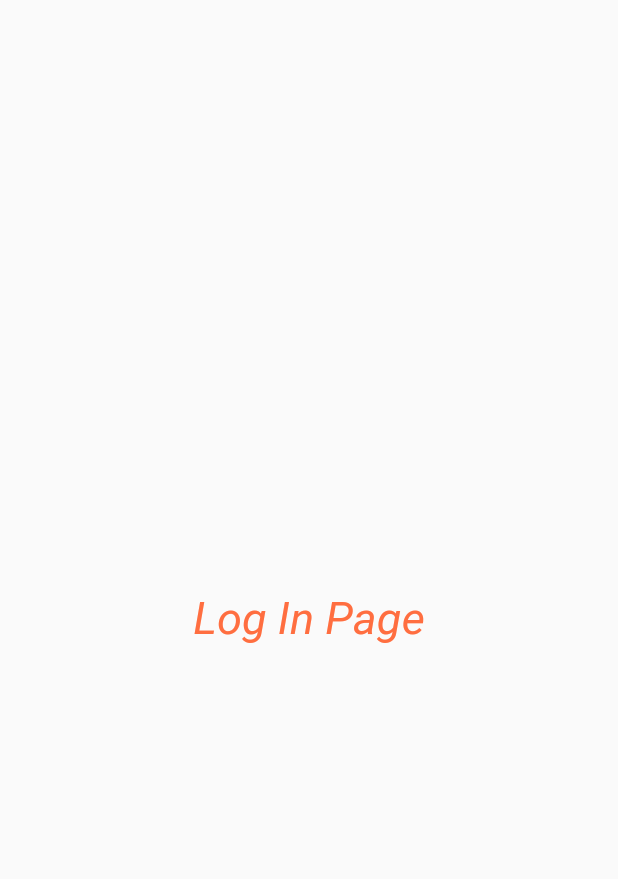
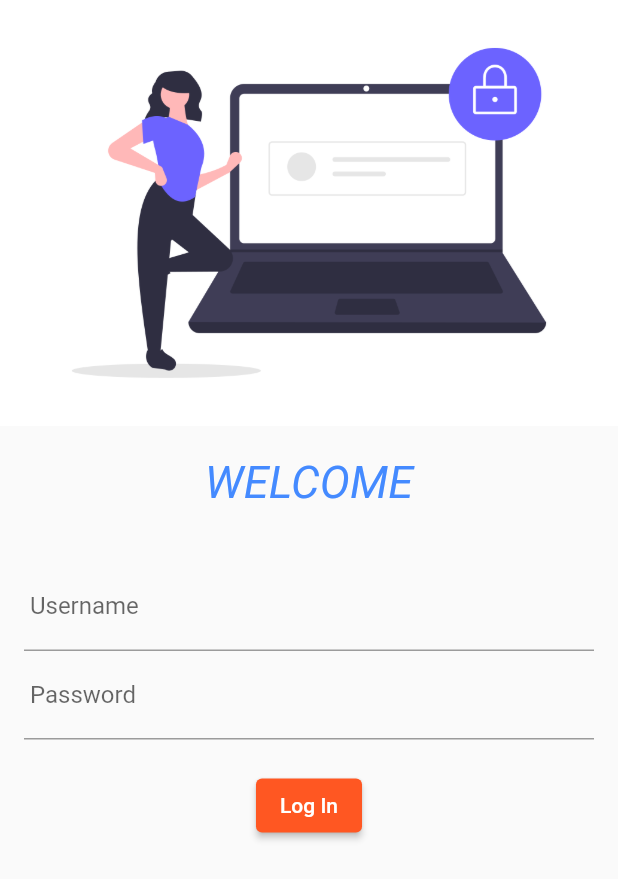
Before and after one commit to Shivam-98350/flutter_learning, a Flutter app: the screen it shows after launch, on a phone screen of 412 x 824 dp. Shown: the top 879 px of the screen. Run offline on Flutter 3.47's test engine with Material 2 defaults, Android fonts, the phone set to English and light mode, and no system bars.

Commit message:
Day 4 completed

```diff
--- a/lib/pages/loginpage.dart
+++ b/lib/pages/loginpage.dart
@@ -6,11 +6,54 @@ class loginpage extends StatelessWidget {
   @override
   Widget build(BuildContext context) {
     return Material(
-      child: Center(
-        child: Text("Log In Page",
-        style:TextStyle(fontSize: 30,color: Colors.deepOrangeAccent,fontStyle: FontStyle.italic),
-        ),
-      ),
+      child:Column(
+        children: [
+          Image.asset("assests/images/loginimage.png",fit: BoxFit.cover,),
+          SizedBox(
+          height: 20.0,
+          ),
+          Text("WELCOME",
+          style: TextStyle(
+            fontSize: 30,
+            fontStyle: FontStyle.italic,
+            color: Colors.blueAccent
+          ),),
+           SizedBox(
+          height: 20.0,
+          ),
+         Padding(
+           padding: const EdgeInsets.all(16.0),
+           child: Column(
+             children: [
+                TextFormField(
+              decoration: InputDecoration(
+                hintText: "Enter Username",
+                labelText: " Username ",
+              ),
+            ),
+               TextFormField(
+                 obscureText: true,
+              decoration: InputDecoration(
+                hintText: "Enter Password",
+                labelText: " Password ",
+              ),
+              ),
+
+           SizedBox(
+          height: 20.0,
+          ),
+
+          ElevatedButton(
+            child: Text("Log In"),
+            style: TextButton.styleFrom(),
+
+            onPressed: () {},)
+
+             ],
+           ),
+         )
+        ],
+      )
     );
   }
 }
--- a/pubspec.yaml
+++ b/pubspec.yaml
@@ -58,8 +58,8 @@ flutter:
   uses-material-design: true
 
   # To add assets to your application, add an assets section, like this:
-  # assets:
-  #   - images/a_dot_burr.jpeg
+  assets:
+    - assests/images/
   #   - images/a_dot_ham.jpeg
 
   # An image asset can refer to one or more resolution-specific "variants", see
```
Also changed, not shown: assests/images/loginimage.png (added).
